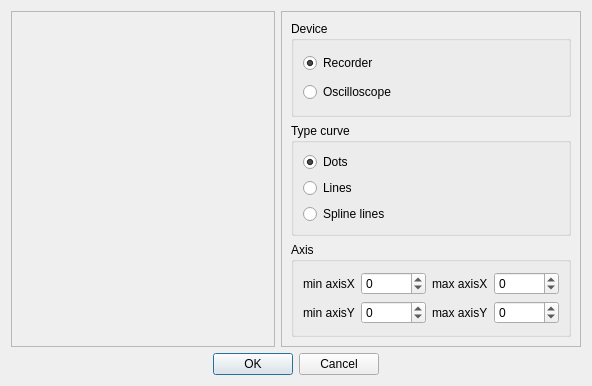
The window that Qt/lib2/GrapherBox/src/grapherbox_options/ui/grapherbox_options.ui (RinatB2017/mega_GIT) describes before a commit, drawn with Qt 5.
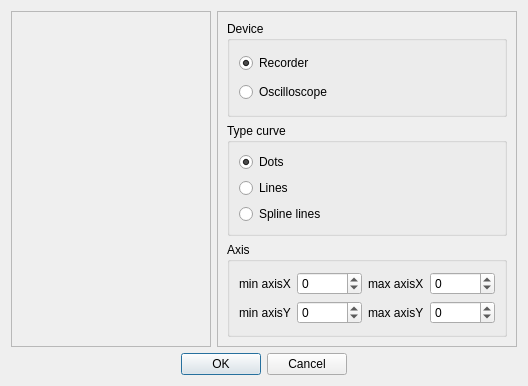
The same window after the commit.

The edit to the form file:
```diff
--- a/Qt/lib2/GrapherBox/src/grapherbox_options/ui/grapherbox_options.ui
+++ b/Qt/lib2/GrapherBox/src/grapherbox_options/ui/grapherbox_options.ui
@@ -2,14 +2,6 @@
 <ui version="4.0">
  <class>GrapherBox_Options</class>
  <widget class="QDialog" name="GrapherBox_Options">
-  <property name="geometry">
-   <rect>
-    <x>0</x>
-    <y>0</y>
-    <width>592</width>
-    <height>386</height>
-   </rect>
-  </property>
   <property name="windowTitle">
    <string>Dialog</string>
   </property>
@@ -33,7 +25,7 @@
           <x>0</x>
           <y>0</y>
           <width>196</width>
-          <height>330</height>
+          <height>356</height>
          </rect>
         </property>
         <layout class="QVBoxLayout" name="verticalLayout_6">
```
